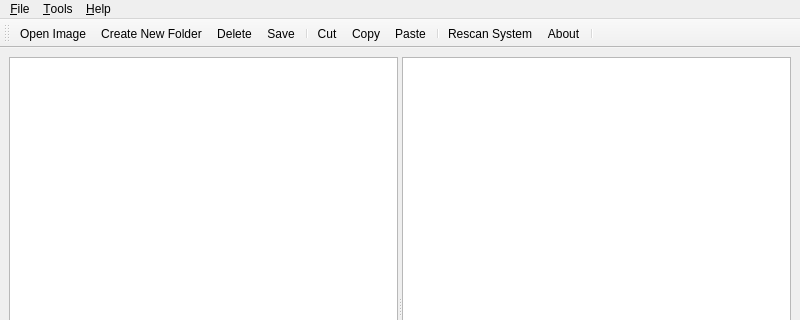
First picture: the form in ext2explore.ui, repository mregmi/ext2read, before the edit; both pictures show x 0 to 800 and y 0 to 320 of the 800 by 586 pixel window.
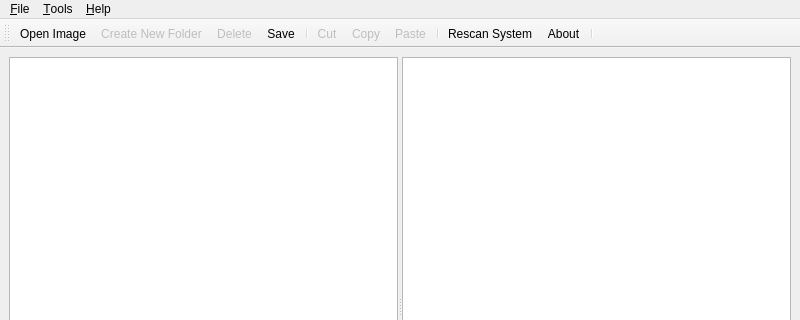
Second picture: the form after the edit. Icons and pictures are not drawn.

Commit message: disabled icons which require write support and clipboard access.

```diff
--- a/ext2explore.ui
+++ b/ext2explore.ui
@@ -115,6 +115,9 @@
    </property>
   </action>
   <action name="actionCreate_New_Folder">
+   <property name="enabled">
+    <bool>false</bool>
+   </property>
    <property name="icon">
     <iconset resource="ext2explore.qrc">
      <normaloff>:/icons/resource/foldernew.png</normaloff>:/icons/resource/foldernew.png</iconset>
@@ -142,6 +145,9 @@
    </property>
   </action>
   <action name="action_Cut">
+   <property name="enabled">
+    <bool>false</bool>
+   </property>
    <property name="icon">
     <iconset resource="ext2explore.qrc">
      <normaloff>:/icons/resource/editcut.png</normaloff>:/icons/resource/editcut.png</iconset>
@@ -151,6 +157,9 @@
    </property>
   </action>
   <action name="actionC_opy">
+   <property name="enabled">
+    <bool>false</bool>
+   </property>
    <property name="icon">
     <iconset resource="ext2explore.qrc">
      <normaloff>:/icons/resource/editcopy.png</normaloff>:/icons/resource/editcopy.png</iconset>
@@ -160,6 +169,9 @@
    </property>
   </action>
   <action name="action_Paste">
+   <property name="enabled">
+    <bool>false</bool>
+   </property>
    <property name="icon">
     <iconset resource="ext2explore.qrc">
      <normaloff>:/icons/resource/editpaste.png</normaloff>:/icons/resource/editpaste.png</iconset>
@@ -232,6 +244,9 @@
    </property>
   </action>
   <action name="actionDelete">
+   <property name="enabled">
+    <bool>false</bool>
+   </property>
    <property name="icon">
     <iconset resource="ext2explore.qrc">
      <normaloff>:/icons/resource/delete.png</normaloff>:/icons/resource/delete.png</iconset>
```
Left out of the diff: 21 changed lines with no effect on the pictures.
